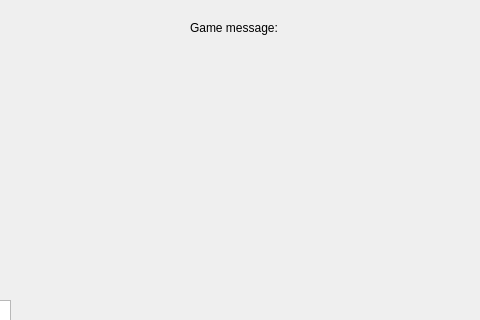
Sakujii/islandgame, file UI/mainwindow.ui: the form before one commit; both pictures show x 160 to 640 and y 0 to 320 of the 800 by 600 pixel window.
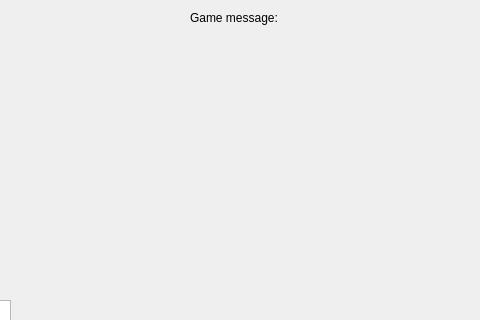
The form after the commit.

```diff
--- a/UI/mainwindow.ui
+++ b/UI/mainwindow.ui
@@ -230,7 +230,7 @@
     <property name="geometry">
      <rect>
       <x>350</x>
-      <y>20</y>
+      <y>10</y>
       <width>101</width>
       <height>16</height>
      </rect>
```
Left out of the diff: 2 changed lines with no effect on the pictures.
